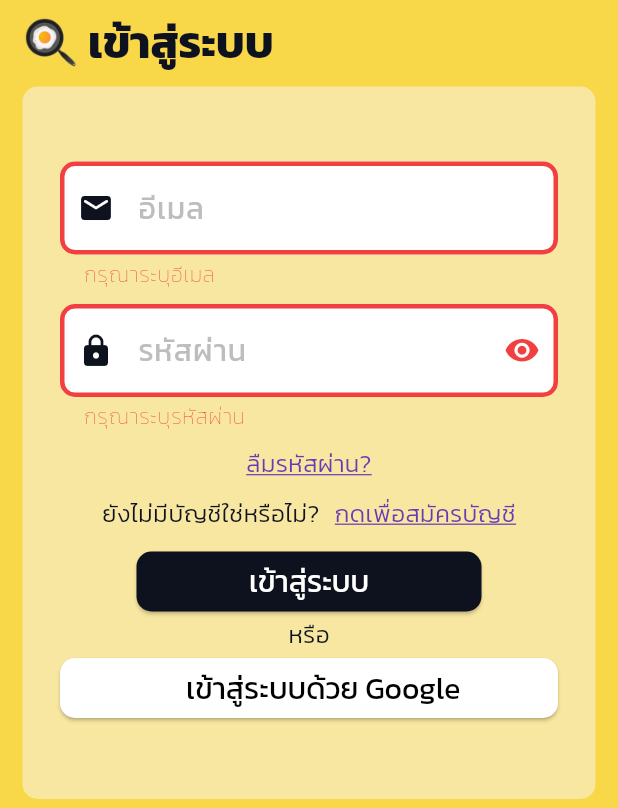
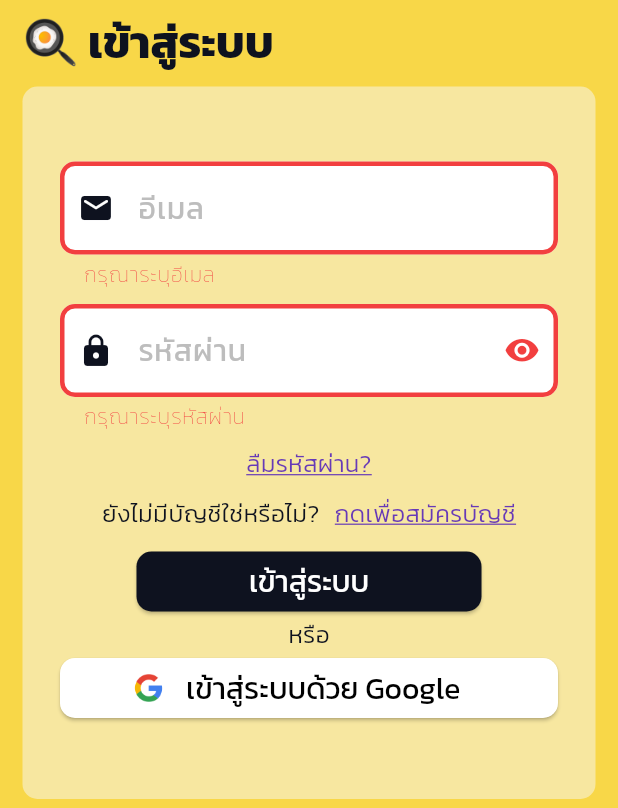
Before and after one commit to thg1rb/my-recipe, a Flutter app: the screen it shows after launch, after a tap on "เข้าสู่ระบบ", on a phone screen of 412 x 824 dp, the part 428-1236 px from its top. Run offline on Flutter 3.47's test engine with Material 3 defaults, Android fonts, the phone set to English and light mode, and no system bars; our stand-ins replace cloud_firestore, firebase_auth, firebase_core, flutter_markdown, flutter_riverpod, google_sign_in and 4 more; accounts and stored records are empty.

Commit message:
add google icon for google-login

```diff
--- a/lib/screens/login_screen.dart
+++ b/lib/screens/login_screen.dart
@@ -359,7 +359,7 @@ class _LoginFormState extends State<_LoginForm> {
                       )
                       : Row(
                         children: [
-                          Icon(Icons.g_mobiledata_rounded, size: 30),
+                          Image.asset('assets/images/Google_Icons.png', width: 30, height: 30,),
                           SizedBox(width: 10),
                           Text(
                             "เข้าสู่ระบบด้วย Google",
```
Also changed, not shown: assets/images/Google_Icons.png (added).
